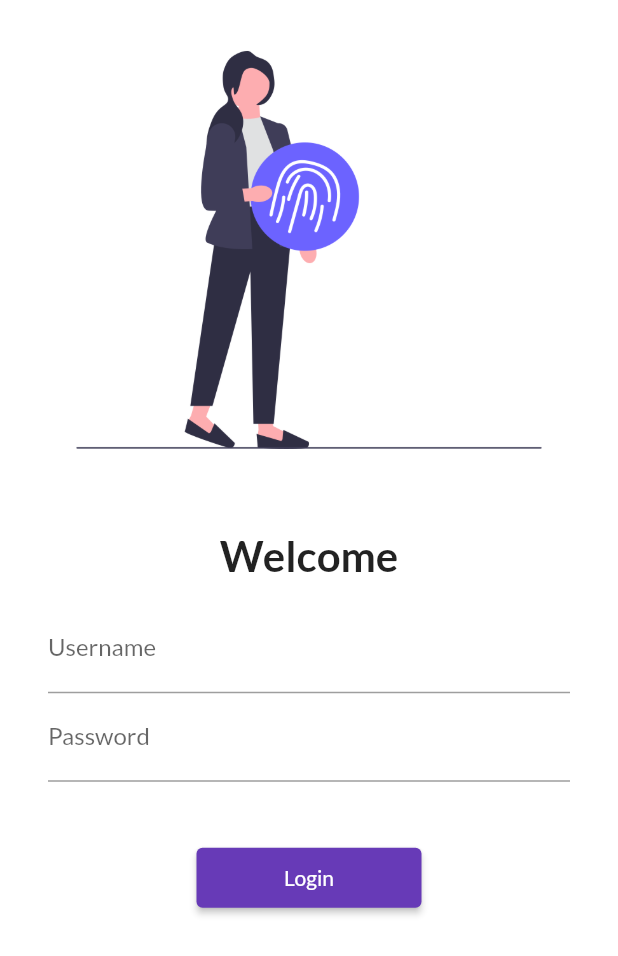
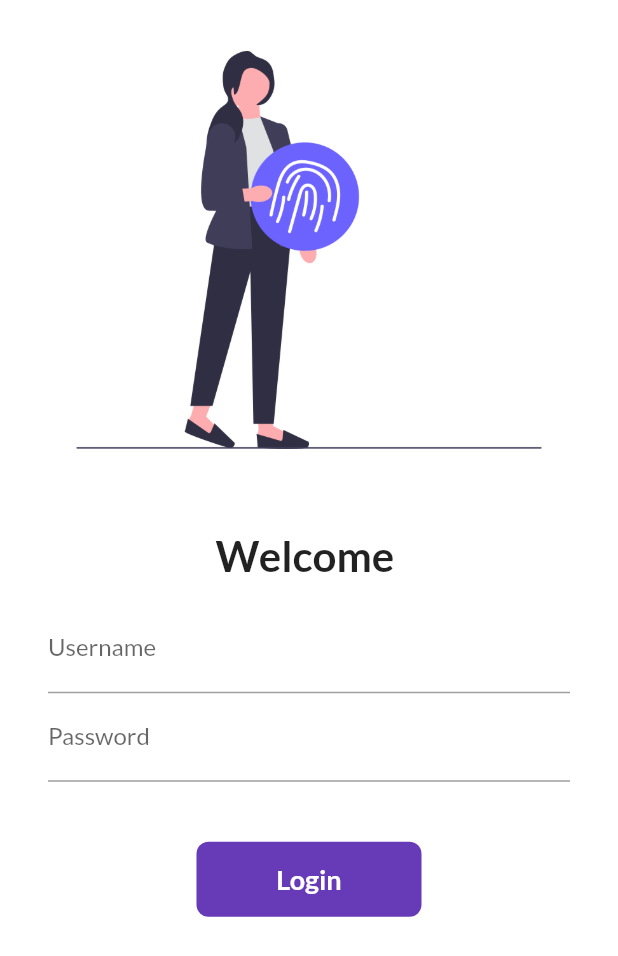
Before and after one commit to Sanjay-V-Nair/FirstApp, a Flutter app: the screen it shows after launch, on a phone screen of 412 x 824 dp. Shown: the top 956 px of the screen. Run offline on Flutter 3.47's test engine with Material 2 defaults, Android fonts, the phone set to English and light mode, and no system bars; our stand-ins replace google_fonts.

```diff
--- a/lib/Pages/login_page.dart
+++ b/lib/Pages/login_page.dart
@@ -1,8 +1,16 @@
 import 'package:flutter/material.dart';
 import 'package:project/utils/routes.dart';
 
-class LoginPage extends StatelessWidget {
+class LoginPage extends StatefulWidget {
+  @override
+  State<LoginPage> createState() => _LoginPageState();
+}
+
+class _LoginPageState extends State<LoginPage> {
   // const LoginPage({Key? key}) : super(key: key);
+
+  String name = "";
+  bool changeButton = false;
 
   @override
   Widget build(BuildContext context) {
@@ -19,6 +27,7 @@ class LoginPage extends StatelessWidget {
 //           // textScaleFactor: 2.0,
 //         ),
 //       ),
+
       child: SingleChildScrollView(
         child: Column(
           children: [
@@ -27,7 +36,7 @@ class LoginPage extends StatelessWidget {
               height: 20.0,
             ),
             Text(
-              "Welcome",
+              "Welcome $name",
               style: TextStyle(
                 fontSize: 28,
                 fontWeight: FontWeight.bold,
@@ -38,11 +47,14 @@ class LoginPage extends StatelessWidget {
               child: Column(
                 children: [
                   TextFormField(
-                    decoration: InputDecoration(
-                      hintText: "Enter Username",
-                      labelText: 'Username',
-                    ),
-                  ),
+                      decoration: InputDecoration(
+                        hintText: "Enter Username",
+                        labelText: 'Username',
+                      ),
+                      onChanged: (value) {
+                        name = value;
+                        setState(() {});
+                      }),
                   TextFormField(
                     obscureText: true,
                     decoration: InputDecoration(
@@ -53,17 +65,53 @@ class LoginPage extends StatelessWidget {
                   SizedBox(
                     height: 40.0,
                   ),
-                  ElevatedButton(
-                    child: Text("Login"),
-                    style: TextButton.styleFrom(minimumSize: Size(150, 40)),
-                    //ButtonStyle(
-                    //   // foregroundColor:MaterialStateProperty,\
 
-                    // ),
-                    onPressed: () {
+                  InkWell(
+                    onTap: () async {
+                      setState(() {
+                        changeButton = true;
+                      });
+                      await Future.delayed(Duration(seconds: 1));
                       Navigator.pushNamed(context, MyRoutes.homeRoute);
                     },
+                    child: AnimatedContainer(
+                      duration: Duration(seconds: 1),
+                      width: changeButton ? 50 : 150,
+                      height: 50,
+                      // color: Colors.deepPurple,  //We can't use color on bohh places. decoration is already using color
+                      alignment: Alignment.center,
+                      child: changeButton
+                          ? Icon(
+                              Icons.done,
+                              color: Colors.white,
+                            )
+                          : Text(
+                              "Login",
+                              style: TextStyle(
+                                  color: Colors.white,
+                                  fontWeight: FontWeight.bold,
+                                  fontSize: 18),
+                            ),
+                      decoration: BoxDecoration(
+                        color: Colors.deepPurple,
+                        // shape:
+                        //     changeButton ? BoxShape.circle : BoxShape.rectangle,
+                        borderRadius:
+                            BorderRadius.circular(changeButton ? 50 : 8),
+                      ),
+                    ),
                   ),
+                  // ElevatedButton(
+                  //   child: Text("Login"),
+                  //   style: TextButton.styleFrom(minimumSize: Size(150, 40)),
+                  //   //ButtonStyle(
+                  //   //   // foregroundColor:MaterialStateProperty,\
+
+                  //   // ),
+                  //   onPressed: () {
+                  //     Navigator.pushNamed(context, MyRoutes.homeRoute);
+                  //   },
+                  // ),
                 ],
               ),
             )
```
